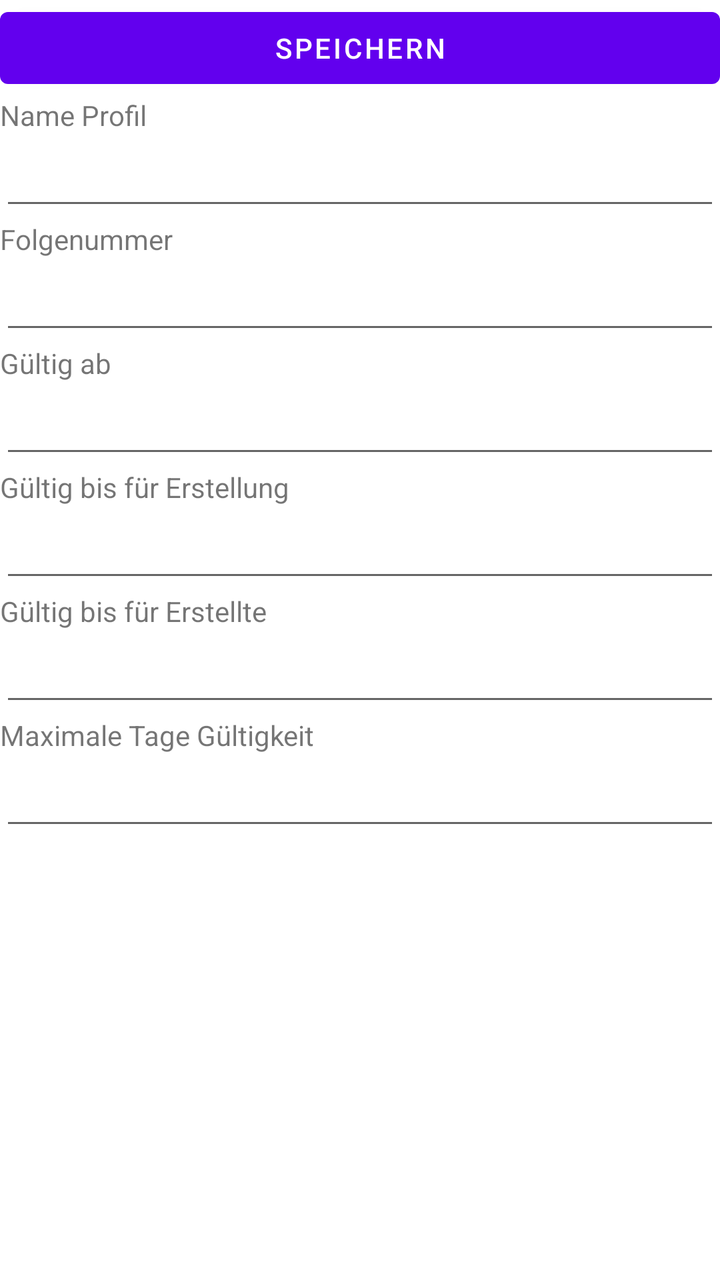
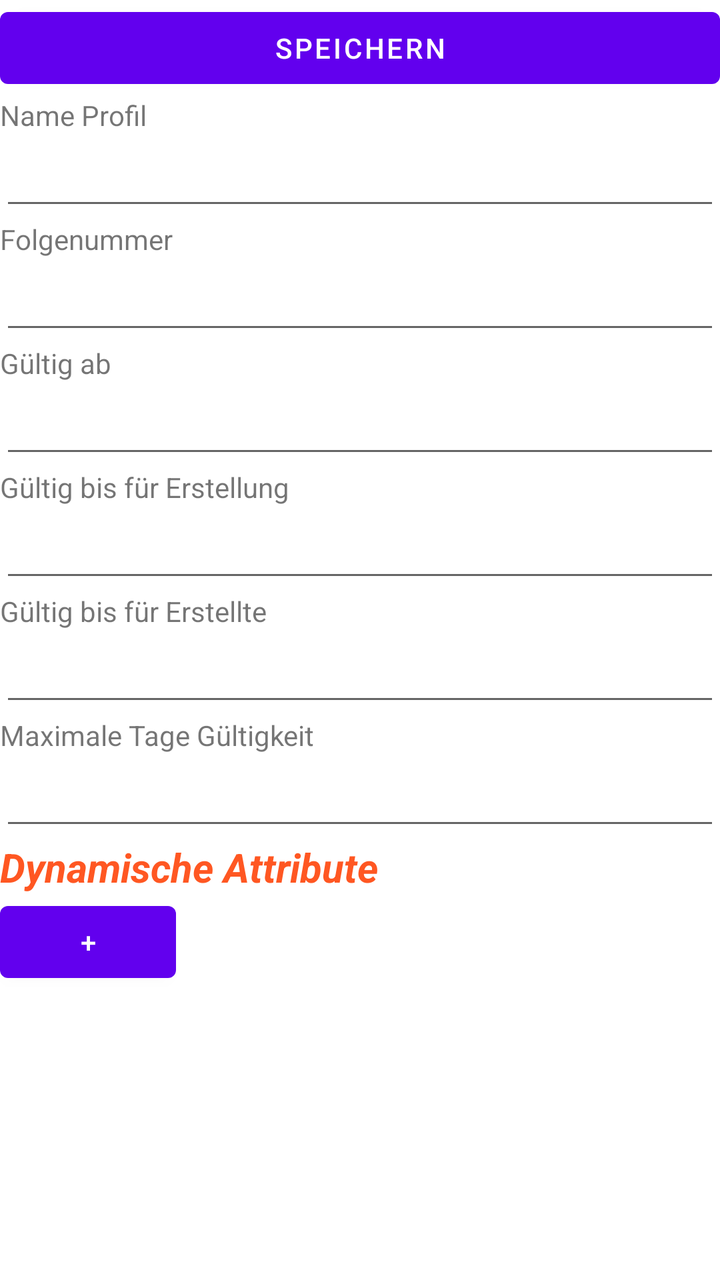

Two renders of the same Android screen: before a commit and after it. Below are the layout's source before the change and the commit's diff.
<!-- AndroidManifest.xml: application theme Theme.PommesfanIdentAndroid -->
<!-- res/layout/activity_profile_editor.xml -->
<?xml version="1.0" encoding="utf-8"?>
<LinearLayout xmlns:android="http://schemas.android.com/apk/res/android"
              xmlns:tools="http://schemas.android.com/tools"
              android:id="@+id/newProfileLayout"
              tools:context=".ProfileEditor"
              android:orientation="vertical"
              android:layout_width="409dp"
              android:layout_height="729dp" tools:layout_editor_absoluteY="1dp" tools:layout_editor_absoluteX="1dp">
        <Button
                android:id="@+id/btnSave"
                android:text="@string/speichern"
                android:layout_width="match_parent"
                android:layout_height="wrap_content"/>
        <TextView
                android:text="@string/name_profil"
                android:layout_width="match_parent"
                android:layout_height="24dp"
                android:id="@+id/textViewProfileName"/>
        <EditText
                android:layout_width="match_parent"
                android:layout_height="38dp"
                android:inputType="text"
                android:ems="10"
                android:id="@+id/profileName"/>
        <TextView
                android:text="@string/folgenummer"
                android:layout_width="match_parent"
                android:layout_height="24dp"
                android:id="@+id/validFrom"/>
        <EditText
                android:layout_width="match_parent"
                android:layout_height="38dp"
                android:inputType="number"
                android:ems="10"
                android:id="@+id/sequence_number"/>
        <TextView
                android:text="@string/g_ltig_ab"
                android:layout_width="match_parent"
                android:layout_height="24dp"/>
        <EditText
                android:layout_width="match_parent"
                android:layout_height="38dp"
                android:inputType="date"
                android:ems="10"
                android:id="@+id/valid_from"/>
        <TextView
                android:text="@string/g_ltig_bis_f_r_erstellung"
                android:layout_width="match_parent"
                android:layout_height="24dp"/>
        <EditText
                android:layout_width="match_parent"
                android:layout_height="38dp"
                android:inputType="date"
                android:ems="10"
                android:id="@+id/valid_until_for_creation"/>
        <TextView
                android:text="@string/g_ltig_bis_f_r_erstellte"
                android:layout_width="match_parent"
                android:layout_height="24dp"/>
        <EditText
                android:layout_width="match_parent"
                android:layout_height="38dp"
                android:inputType="date"
                android:ems="10"
                android:id="@+id/valid_until_for_created"/>
        <TextView
                android:text="@string/maximale_tage_g_ltigkeit"
                android:layout_width="match_parent"
                android:layout_height="24dp"/>
        <EditText
                android:layout_width="match_parent"
                android:layout_height="38dp"
                android:inputType="number"
                android:ems="10"
                android:id="@+id/max_valid_days"/>
</LinearLayout>
<!-- resources referenced by this layout -->
<resources>
  <string name="folgenummer">Folgenummer</string>
  <string name="g_ltig_ab">Gültig ab</string>
  <string name="g_ltig_bis_f_r_erstellte">Gültig bis für Erstellte</string>
  <string name="g_ltig_bis_f_r_erstellung">Gültig bis für Erstellung</string>
  <string name="maximale_tage_g_ltigkeit">Maximale Tage Gültigkeit</string>
  <string name="name_profil">Name Profil</string>
  <string name="speichern">Speichern</string>
  <style name="Theme.PommesfanIdentAndroid" parent="Theme.MaterialComponents.DayNight.NoActionBar">
          
          <item name="colorPrimary">@color/purple_500</item>
          <item name="colorPrimaryVariant">@color/purple_700</item>
          <item name="colorOnPrimary">@color/white</item>
          
          <item name="colorSecondary">@color/teal_200</item>
          <item name="colorSecondaryVariant">@color/teal_700</item>
          <item name="colorOnSecondary">@color/black</item>
          
          <item name="android:statusBarColor">?attr/colorPrimaryVariant</item>
          
      </style>
  <color name="purple_500">#FF6200EE</color>
  <color name="purple_700">#FF3700B3</color>
  <color name="white">#FFFFFFFF</color>
  <color name="teal_200">#FF03DAC5</color>
  <color name="teal_700">#FF018786</color>
  <color name="black">#FF000000</color>
</resources>

<!-- the commit's change to res/layout/activity_profile_editor.xml (unified diff, before → after) -->
@@ -73,4 +73,22 @@
                 android:inputType="number"
                 android:ems="10"
                 android:id="@+id/max_valid_days"/>
+        <TextView
+                android:textSize="20sp"
+                android:layout_width="wrap_content"
+                android:layout_height="wrap_content"
+                android:textColor="#FF5722"
+                android:textStyle="bold|italic"
+                android:text="@string/dynamische_attribute"/>
+        <LinearLayout
+                android:id="@+id/dynamicAttributes"
+                android:orientation="vertical"
+                android:layout_width="match_parent"
+                android:layout_height="wrap_content">
+        </LinearLayout>
+        <Button
+                android:id="@+id/btnAddAttribute"
+                android:text="@string/plus"
+                android:layout_width="wrap_content"
+                android:layout_height="wrap_content"/>
 </LinearLayout>
<!-- resource entries referenced after the edit -->
@@ -1,11 +1,13 @@
 <!-- resources referenced by this layout -->
 <resources>
+  <string name="dynamische_attribute">Dynamische Attribute</string>
   <string name="folgenummer">Folgenummer</string>
   <string name="g_ltig_ab">Gültig ab</string>
   <string name="g_ltig_bis_f_r_erstellte">Gültig bis für Erstellte</string>
   <string name="g_ltig_bis_f_r_erstellung">Gültig bis für Erstellung</string>
   <string name="maximale_tage_g_ltigkeit">Maximale Tage Gültigkeit</string>
   <string name="name_profil">Name Profil</string>
+  <string name="plus">+</string>
   <string name="speichern">Speichern</string>
   <style name="Theme.PommesfanIdentAndroid" parent="Theme.MaterialComponents.DayNight.NoActionBar">
           
